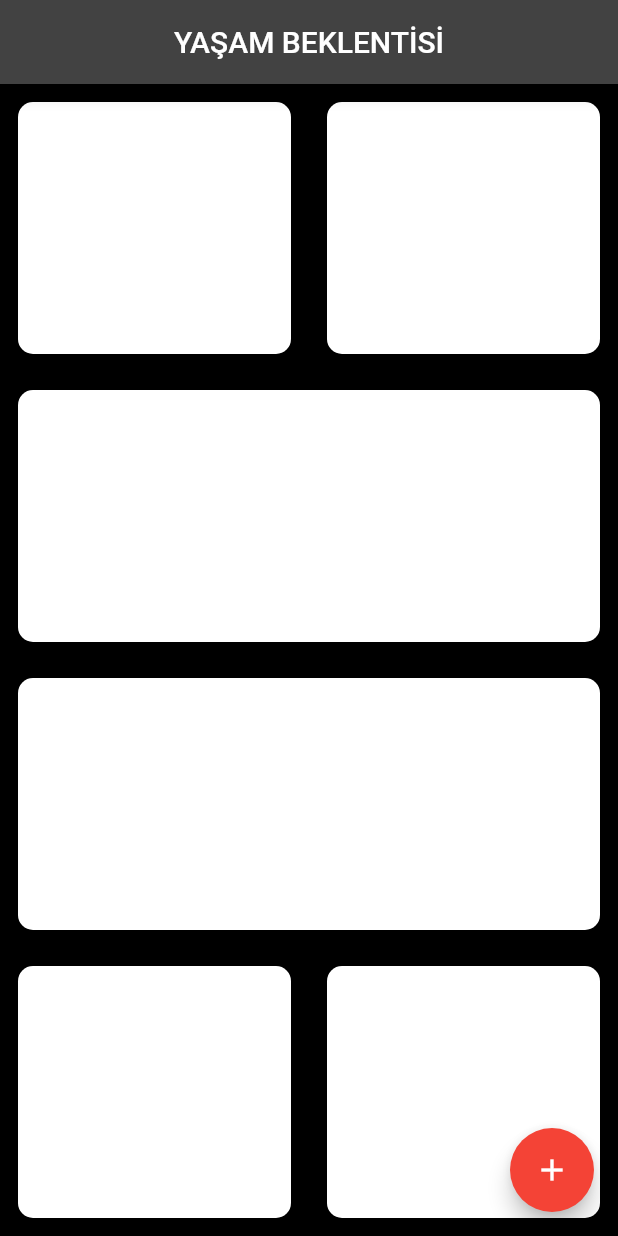
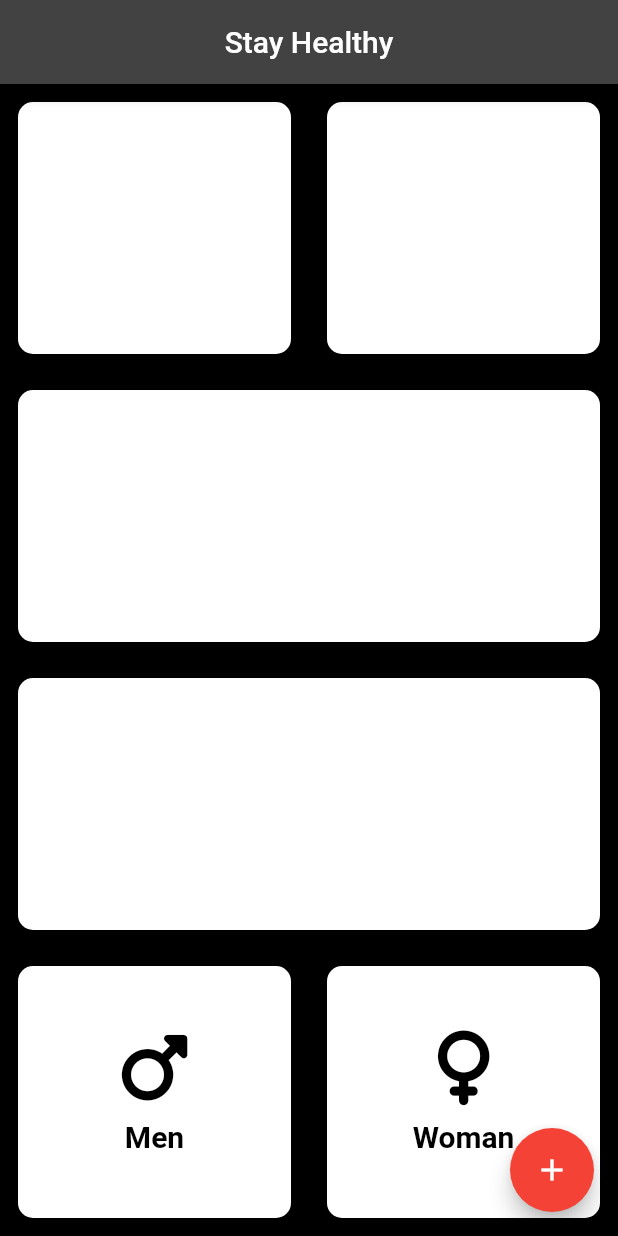
Before and after one commit to 0x1772/LifeTimeApp, a Flutter app: the screen it shows after launch, on a phone screen of 412 x 824 dp. Run offline on Flutter 3.47's test engine with Material 2 defaults, Android fonts, the phone set to English and light mode, and no system bars; our stand-ins replace font_awesome_flutter.

Commit message:
icons && sizedboxes

```diff
--- a/lib/main.dart
+++ b/lib/main.dart
@@ -1,4 +1,4 @@
-import 'package:flutter/material.dart';,
+import 'package:flutter/material.dart';
 import 'package:font_awesome_flutter/font_awesome_flutter.dart';
 
 void main() {
@@ -31,7 +31,7 @@ class _InputPageState extends State<InputPage> {
     return Scaffold(
       appBar: AppBar(
         title: Text(
-          'YAŞAM BEKLENTİSİ',
+          'Stay Healthy',
           style: TextStyle(color: Color.fromARGB(255, 255, 255, 255)),
         ),
         centerTitle: true,
@@ -76,6 +76,27 @@ class _InputPageState extends State<InputPage> {
               children: [
                 Expanded(
                   child: Container(
+                    child: Column(
+                      mainAxisAlignment: MainAxisAlignment.center,
+                      children: <Widget>[
+                        Icon(
+                          FontAwesomeIcons.mars,
+                          color: Colors.black,
+                          size: 50,
+                        ),
+                        SizedBox(
+                          height: 10,
+                        ),
+                        Text(
+                          'Men',
+                          style: TextStyle(
+                            color: Colors.black,
+                            fontSize: 20,
+                            fontWeight: FontWeight.bold,
+                          ),
+                        )
+                      ],
+                    ),
                     margin: EdgeInsets.all(12.0),
                     decoration: BoxDecoration(
                         borderRadius: BorderRadius.circular(10.0),
@@ -84,6 +105,27 @@ class _InputPageState extends State<InputPage> {
                 ),
                 Expanded(
                   child: Container(
+                    child: Column(
+                      mainAxisAlignment: MainAxisAlignment.center,
+                      children: <Widget>[
+                        Icon(
+                          FontAwesomeIcons.venus,
+                          color: Colors.black,
+                          size: 50,
+                        ),
+                        SizedBox(
+                          height: 10,
+                        ),
+                        Text(
+                          'Woman',
+                          style: TextStyle(
+                            color: Colors.black,
+                            fontSize: 20,
+                            fontWeight: FontWeight.bold,
+                          ),
+                        )
+                      ],
+                    ),
                     margin: EdgeInsets.all(12.0),
                     decoration: BoxDecoration(
                         borderRadius: BorderRadius.circular(10.0),
@@ -113,8 +155,7 @@ class ContainerNo1 extends StatelessWidget {
     return Container(
       margin: EdgeInsets.all(12.0),
       decoration: BoxDecoration(
-          borderRadius: BorderRadius.circular(10.0),
-          color: Colors.white),
+          borderRadius: BorderRadius.circular(10.0), color: Colors.white),
     );
   }
 }
```
